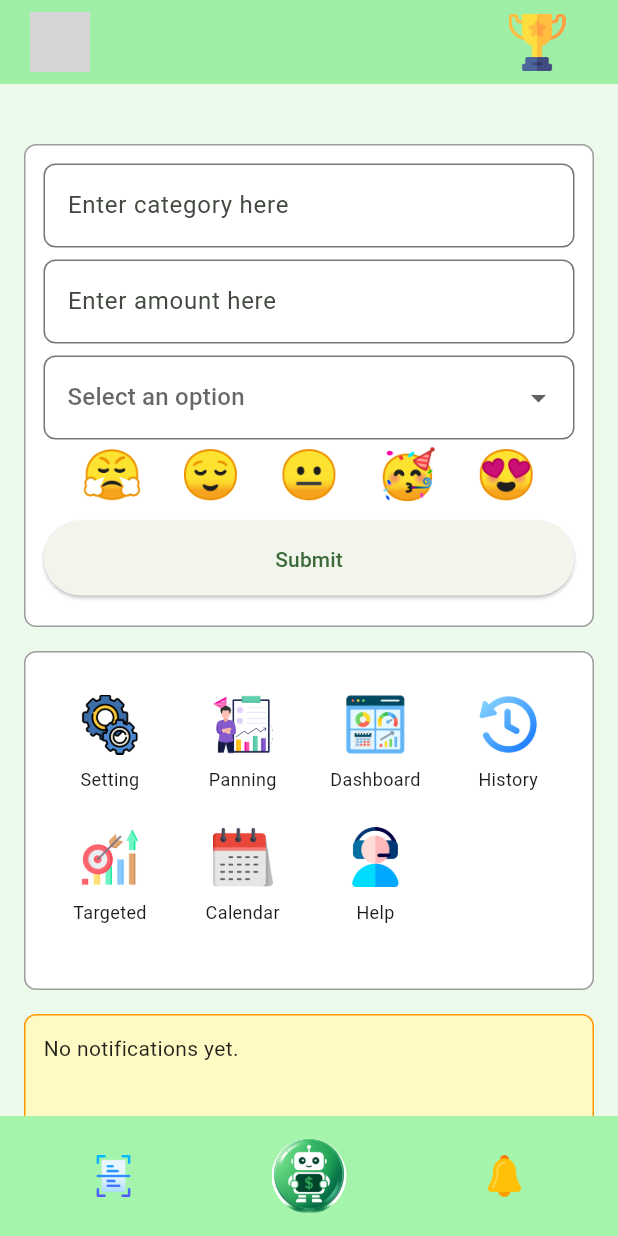
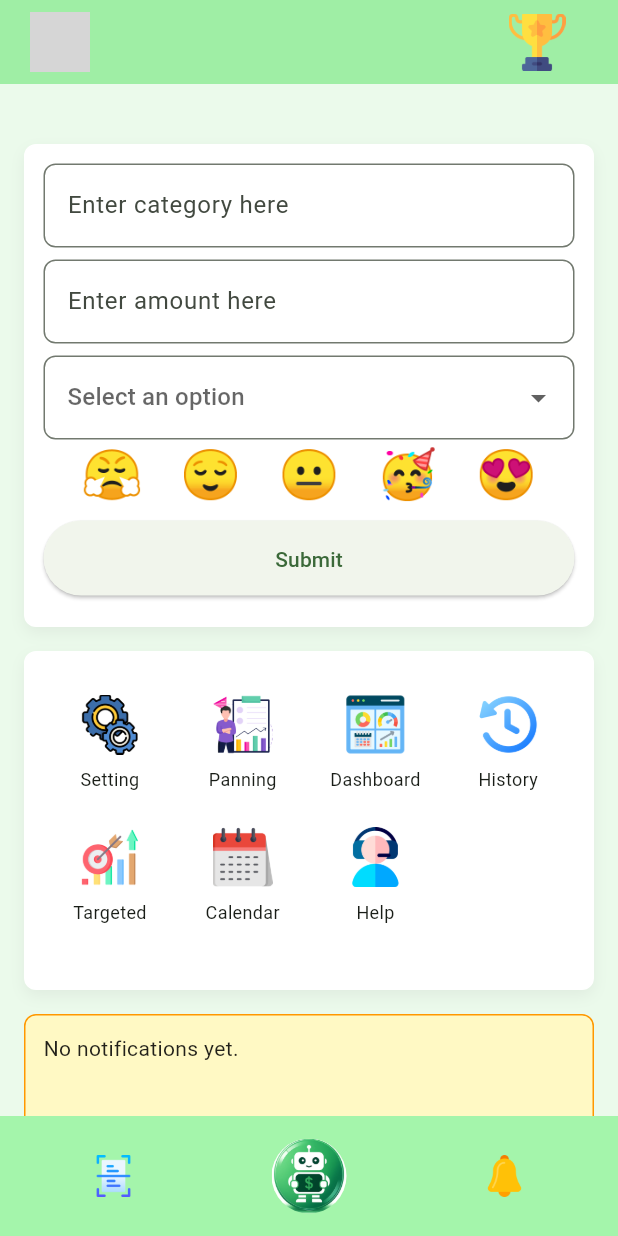
Before and after one commit to Saqlain-mushtaq-alamin/Finura, a Flutter app: the HomePage screen opened directly with empty values, on a phone screen of 412 x 824 dp. Run offline on Flutter 3.47's test engine with Material 3 defaults, Android fonts, the light colour scheme and no system bars; our stand-ins replace connectivity_plus, fl_chart, image_picker, package_info_plus, sqflite, table_calendar; accounts and stored records are empty; grey boxes are pictures that could not be loaded.

Commit message:
polishing the home pag e

```diff
--- a/finura_frontend/lib/views/homePage.dart
+++ b/finura_frontend/lib/views/homePage.dart
@@ -265,8 +265,15 @@ class _HomePageState extends State<HomePage> {
                 margin: const EdgeInsets.symmetric(vertical: 8),
                 decoration: BoxDecoration(
                   color: Colors.white,
-                  border: Border.all(color: Colors.grey),
+                  border: Border.all(color: Colors.white),
                   borderRadius: BorderRadius.circular(8),
+                  boxShadow: [
+                    BoxShadow(
+                      color: Colors.grey.withOpacity(0.15),
+                      blurRadius: 8,
+                      offset: Offset(0, 4),
+                    ),
+                  ],
                 ),
                 child: Column(
                   children: [
@@ -473,8 +480,16 @@ class _HomePageState extends State<HomePage> {
                 margin: const EdgeInsets.symmetric(vertical: 8),
                 decoration: BoxDecoration(
                   color: Colors.white,
-                  border: Border.all(color: Colors.grey),
+                  border: Border.all(color: Colors.white),
                   borderRadius: BorderRadius.circular(8),
+
+                  boxShadow: [
+                    BoxShadow(
+                      color: Colors.grey.withOpacity(0.15),
+                      blurRadius: 8,
+                      offset: Offset(0, 4),
+                    ),
+                  ],
                 ),
                 child: SizedBox(
                   width: double.infinity,
```
